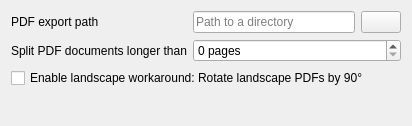
luziferius/MTGProxyPrinter, file mtg_proxy_printer/resources/ui/settings_window/pdf_settings_page.ui: the form before one commit.
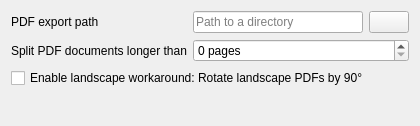
The form after the commit. Icons and pictures are not drawn.

Commit message:
Fix UI string issues. Unset window titles for non-window widgets in UI files.
FossilOrigin-Name: 3c17ced1fcb3e73bb02f0a6c15c3eafe6c8cd1dcf64d51b5c205c94e0c0f6a21

```diff
--- a/mtg_proxy_printer/resources/ui/settings_window/pdf_settings_page.ui
+++ b/mtg_proxy_printer/resources/ui/settings_window/pdf_settings_page.ui
@@ -6,7 +6,7 @@
    <rect>
     <x>0</x>
     <y>0</y>
-    <width>412</width>
+    <width>420</width>
     <height>126</height>
    </rect>
   </property>
```
Left out of the diff: 3 changed lines with no effect on the pictures. The commit also changes 4 other files.
